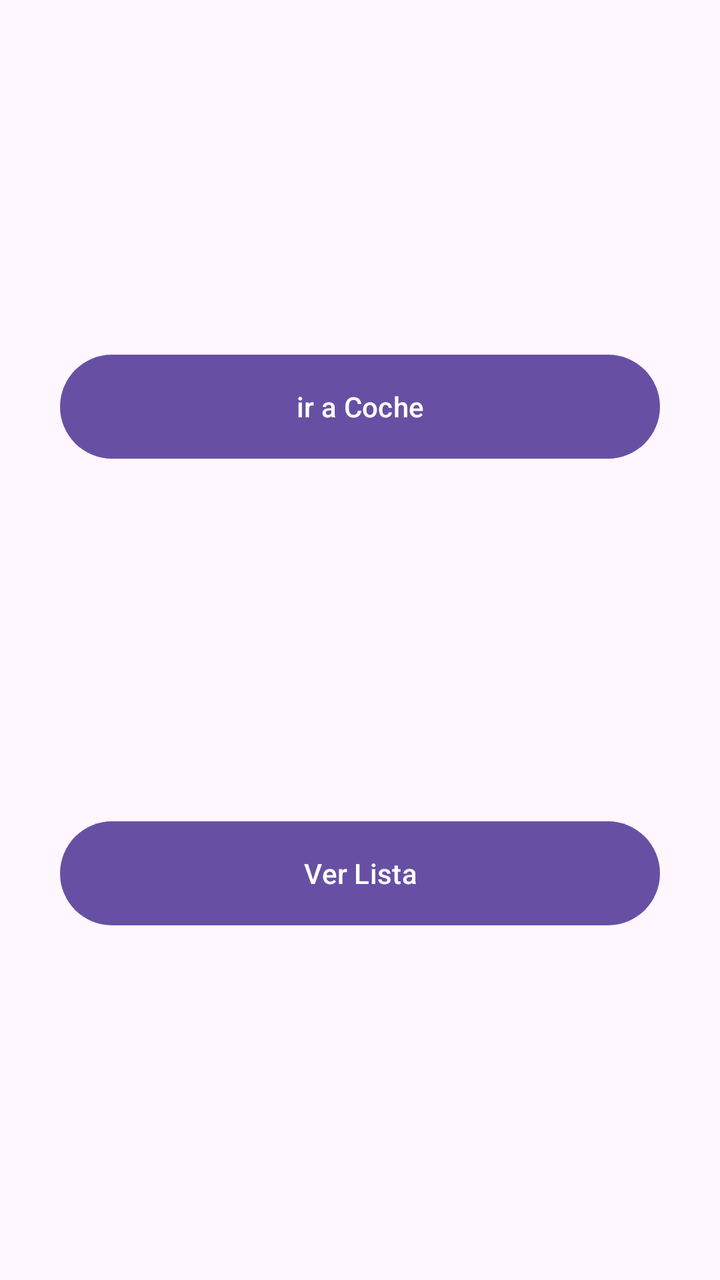
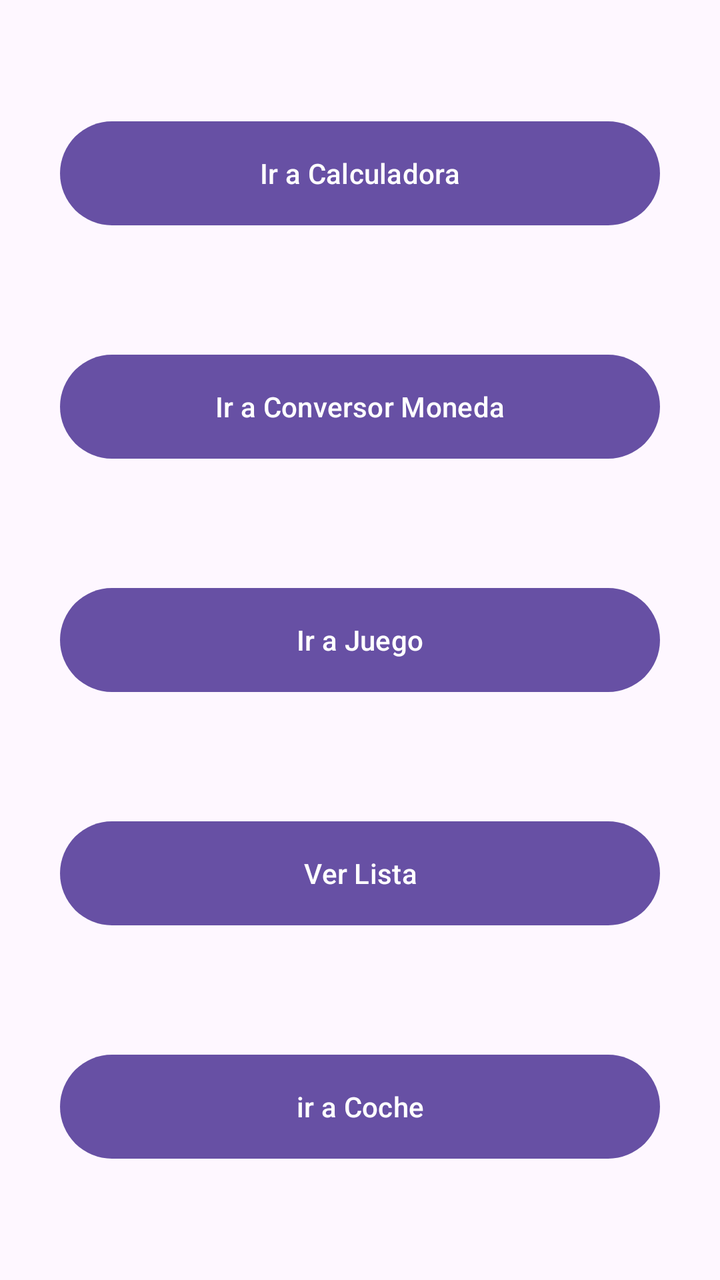

Before-and-after screenshots of an Android layout around one commit, followed by the original layout XML and the change that was made.
<!-- AndroidManifest.xml: application theme Theme.PracticaAndroid -->
<!-- res/layout/activity_main.xml -->
<?xml version="1.0" encoding="utf-8"?>
<androidx.constraintlayout.widget.ConstraintLayout xmlns:android="http://schemas.android.com/apk/res/android"
    xmlns:app="http://schemas.android.com/apk/res-auto"
    xmlns:tools="http://schemas.android.com/tools"
    android:id="@+id/main"
    android:layout_width="match_parent"
    android:layout_height="match_parent"
    tools:context=".MainActivity">

    <Button
        android:id="@+id/irCoche"
        android:layout_width="300dp"
        android:layout_height="60dp"
        android:text="ir a Coche"
        app:layout_constraintBottom_toTopOf="@+id/bLista"
        app:layout_constraintEnd_toEndOf="parent"
        app:layout_constraintHorizontal_bias="0.5"
        app:layout_constraintStart_toStartOf="parent"
        app:layout_constraintTop_toTopOf="parent" />

    <Button
        android:id="@+id/bLista"
        android:layout_width="300dp"
        android:layout_height="60dp"
        android:text="Ver Lista"
        app:layout_constraintBottom_toBottomOf="parent"
        app:layout_constraintEnd_toEndOf="parent"
        app:layout_constraintHorizontal_bias="0.5"
        app:layout_constraintStart_toStartOf="parent"
        app:layout_constraintTop_toBottomOf="@+id/irCoche" />
</androidx.constraintlayout.widget.ConstraintLayout>
<!-- resources referenced by this layout -->
<resources>
  <style name="Theme.PracticaAndroid" parent="Base.Theme.PracticaAndroid" />
  <style name="Base.Theme.PracticaAndroid" parent="Theme.Material3.DayNight.NoActionBar">
          
          
      </style>
</resources>

<!-- the commit's change to res/layout/activity_main.xml (unified diff, before → after) -->
@@ -12,20 +12,49 @@
         android:layout_width="300dp"
         android:layout_height="60dp"
         android:text="ir a Coche"
+        app:layout_constraintBottom_toBottomOf="parent"
+        app:layout_constraintEnd_toEndOf="parent"
+        app:layout_constraintStart_toStartOf="parent"
+        app:layout_constraintTop_toBottomOf="@+id/bLista" />
+
+    <Button
+        android:id="@+id/irCalculadora"
+        android:layout_width="300dp"
+        android:layout_height="60dp"
+        android:text="Ir a Calculadora"
+        app:layout_constraintBottom_toTopOf="@+id/irConversor"
+        app:layout_constraintEnd_toEndOf="parent"
+        app:layout_constraintStart_toStartOf="parent"
+        app:layout_constraintTop_toTopOf="parent" />
+
+    <Button
+        android:id="@+id/irJuego"
+        android:layout_width="300dp"
+        android:layout_height="60dp"
+        android:text="Ir a Juego"
         app:layout_constraintBottom_toTopOf="@+id/bLista"
         app:layout_constraintEnd_toEndOf="parent"
-        app:layout_constraintHorizontal_bias="0.5"
         app:layout_constraintStart_toStartOf="parent"
-        app:layout_constraintTop_toTopOf="parent" />
+        app:layout_constraintTop_toBottomOf="@+id/irConversor" />
 
     <Button
         android:id="@+id/bLista"
         android:layout_width="300dp"
         android:layout_height="60dp"
         android:text="Ver Lista"
-        app:layout_constraintBottom_toBottomOf="parent"
+        app:layout_constraintBottom_toTopOf="@+id/irCoche"
         app:layout_constraintEnd_toEndOf="parent"
-        app:layout_constraintHorizontal_bias="0.5"
         app:layout_constraintStart_toStartOf="parent"
-        app:layout_constraintTop_toBottomOf="@+id/irCoche" />
+        app:layout_constraintTop_toBottomOf="@+id/irJuego" />
+
+    <Button
+        android:id="@+id/irConversor"
+        android:layout_width="300dp"
+        android:layout_height="60dp"
+        android:text="Ir a Conversor Moneda"
+        app:layout_constraintBottom_toTopOf="@+id/irJuego"
+        app:layout_constraintEnd_toEndOf="parent"
+        app:layout_constraintStart_toStartOf="parent"
+        app:layout_constraintTop_toBottomOf="@+id/irCalculadora" />
+
 </androidx.constraintlayout.widget.ConstraintLayout>
